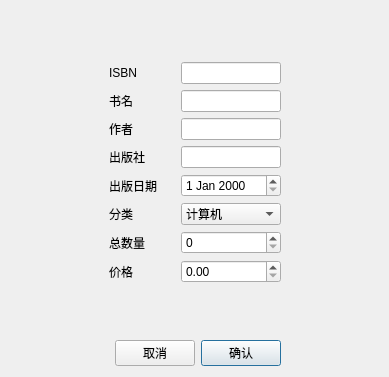
Qt form BookManagementSystem/addbookdialog.ui (Jerryrisis/QtCourse) before a commit.
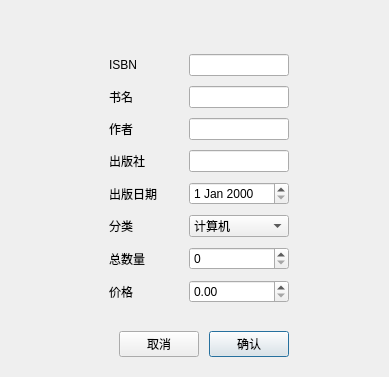
The same form after that commit.

Patch:
```diff
--- a/BookManagementSystem/addbookdialog.ui
+++ b/BookManagementSystem/addbookdialog.ui
@@ -13,7 +13,25 @@
   <property name="windowTitle">
    <string>Dialog</string>
   </property>
+  <property name="styleSheet">
+   <string notr="true"/>
+  </property>
   <layout class="QGridLayout" name="gridLayout">
+   <property name="leftMargin">
+    <number>20</number>
+   </property>
+   <property name="topMargin">
+    <number>20</number>
+   </property>
+   <property name="rightMargin">
+    <number>20</number>
+   </property>
+   <property name="bottomMargin">
+    <number>20</number>
+   </property>
+   <property name="spacing">
+    <number>10</number>
+   </property>
    <item row="0" column="2">
     <spacer name="verticalSpacer">
      <property name="orientation">
```
